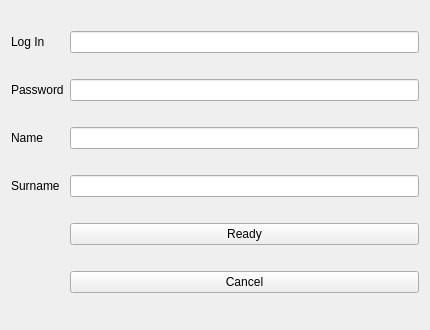
Old version of the form src/interface/register.ui in the repository OgurtsovAndrei/Messenger-project.
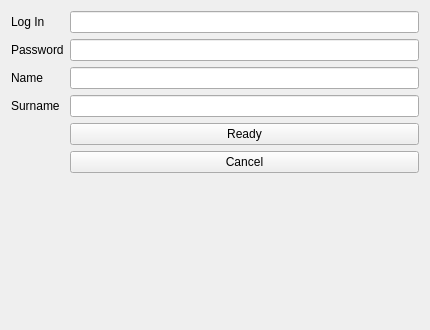
New version of the form.

```diff
--- a/src/interface/register.ui
+++ b/src/interface/register.ui
@@ -13,7 +13,7 @@
   <property name="windowTitle">
    <string>Form</string>
   </property>
-  <layout class="QGridLayout" name="gridLayout">
+  <layout class="QFormLayout" name="formLayout">
    <item row="0" column="0">
     <widget class="QLabel" name="logLabel">
      <property name="text">
```
